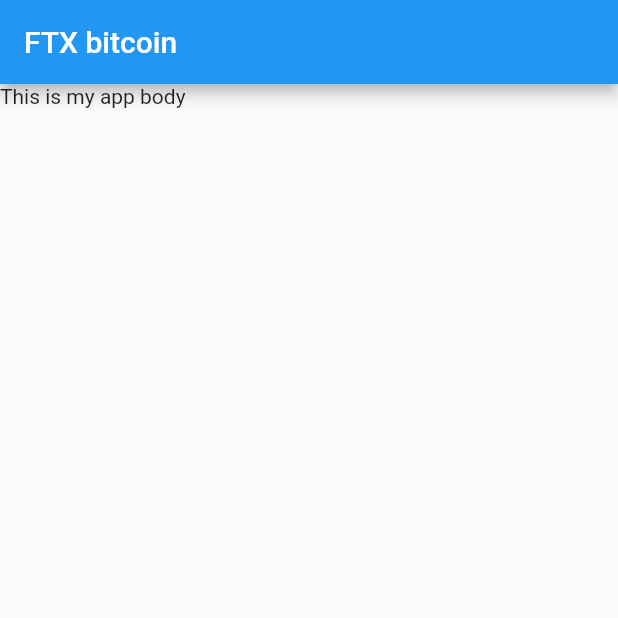
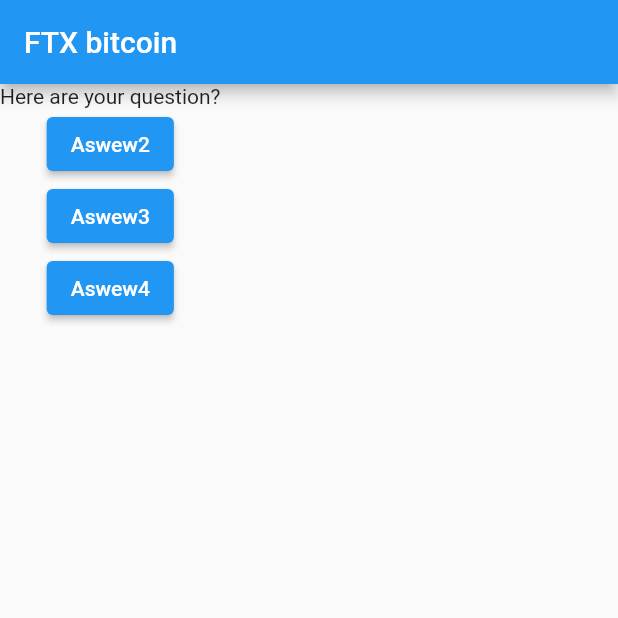
Before and after one commit to cecililu/Flutterapp, a Flutter app: the screen it shows after launch, on a phone screen of 412 x 824 dp, the top half of it. Run offline on Flutter 3.47's test engine with Material 2 defaults, Android fonts, the light colour scheme and no system bars.

Commit message:
Elevated button

```diff
--- a/lib/main.dart
+++ b/lib/main.dart
@@ -1,18 +1,27 @@
 import 'package:flutter/material.dart';
+
 // void main(){
 //    runApp (Myapp());
 //  }
-
 void main() => runApp(Myapp());
 
 // ignore: use_key_in_widget_constructors
 class Myapp extends StatelessWidget {
   @override
   Widget build(BuildContext ctx) {
+    var question = ['what is your fave color', 'Who is your Favourite person'];
+
     return MaterialApp(
       home: Scaffold(
         appBar: AppBar(title: Text('FTX bitcoin')),
-        body: Text('This is my app body'),
+
+        body: Column(children: [
+          Text('Here are your question?'),
+          ElevatedButton(child: Text("Aswew2"),onPressed: () {},),
+          ElevatedButton(child: Text("Aswew3"),onPressed: () {},),
+          ElevatedButton(child: Text("Aswew4"),onPressed: () {},),
+
+        ]),
       ),
     );
   }
```
